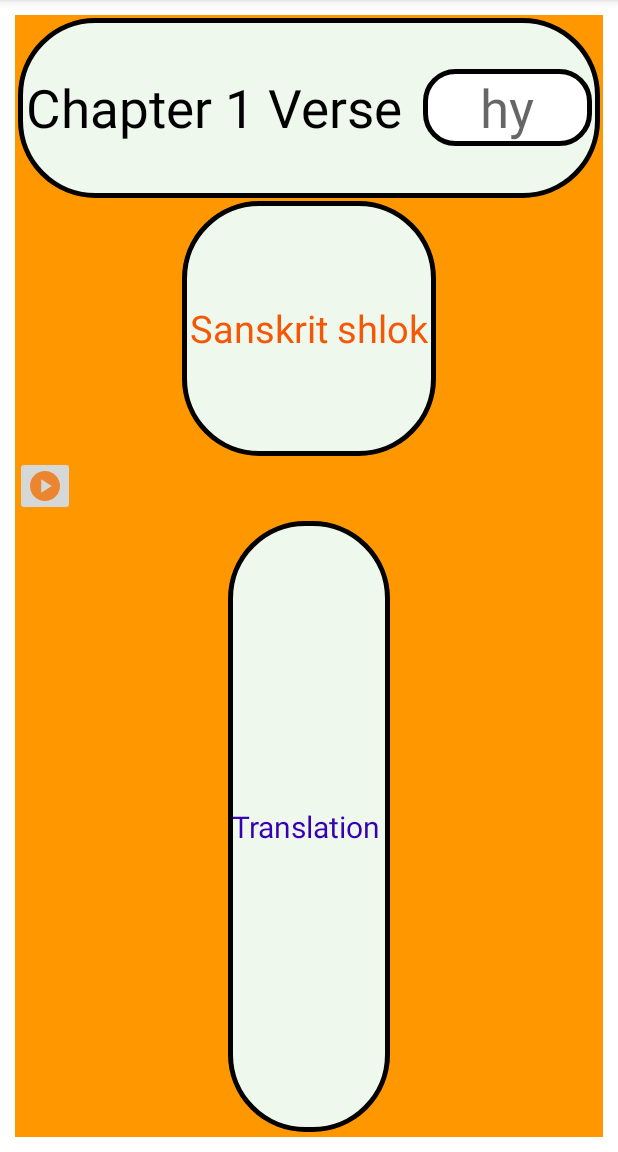
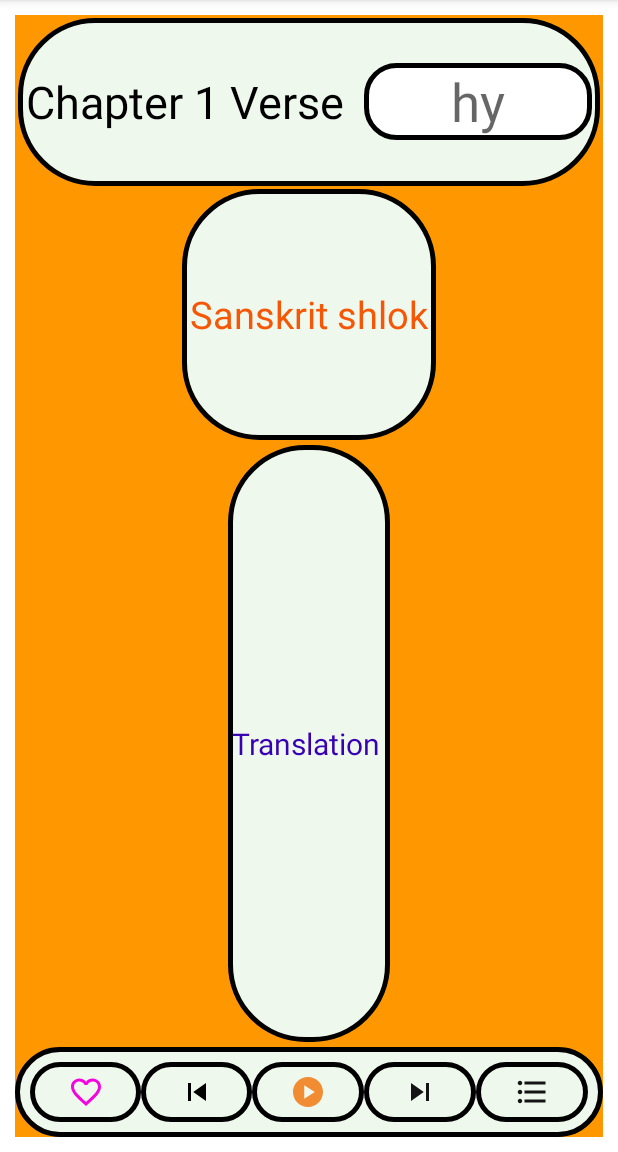
Before and after one commit to Suryash-Jha/BhagwatGita_Android, an Android app: the fragment VerseContent shown on its own in the app's theme, on a phone screen of 412 x 824 dp, the part 84-1236 px from its top. Run offline under Robolectric (Android 15) with nearby library versions, the light colour scheme and no system bars; network calls fail; 1 statement that could not run was skipped.

Commit message:
Back, Prev and next button added and a new bootom navigation is added

```diff
--- a/app/src/main/java/com/example/bhagwatgita/Utils.kt
+++ b/app/src/main/java/com/example/bhagwatgita/Utils.kt
@@ -36,4 +36,5 @@
          e.printStackTrace()
      }
      player.start()
+
 }
--- a/app/src/main/java/com/example/bhagwatgita/VerseAdapter.kt
+++ b/app/src/main/java/com/example/bhagwatgita/VerseAdapter.kt
@@ -1,5 +1,6 @@
 package com.example.bhagwatgita
 
+import android.content.Intent
 import android.view.LayoutInflater
 import android.view.View
 import android.view.ViewGroup
@@ -7,6 +8,7 @@
 import android.widget.ImageButton
 import android.widget.TextView
 import android.widget.Toast
+import androidx.core.content.ContextCompat.startActivity
 import androidx.recyclerview.widget.RecyclerView
 import androidx.viewpager.widget.PagerAdapter
 import androidx.viewpager.widget.ViewPager
@@ -24,6 +26,10 @@
         val verse_translation= itemView.findViewById<TextView>(R.id.verse_translation)
         val editText= itemView.findViewById<EditText>(R.id.editVerse)
         val versePlayer= itemView.findViewById<ImageButton>(R.id.play_verse)
+        val backBtn= itemView.findViewById<ImageButton>(R.id.back)
+        val nextBtn= itemView.findViewById<ImageButton>(R.id.next)
+        val prevBtn= itemView.findViewById<ImageButton>(R.id.prev)
+
 //        var x= "1"
 
 //        val view_pager2= itemView.findViewById<ViewPager2>(R.id.view_pager2)
@@ -46,6 +52,11 @@
             }
             versePlayer.setOnClickListener {
                 startSound( "1/1.mp3", itemView.context)
+
+            }
+            backBtn.setOnClickListener{
+                val i= Intent(itemView.context, ChapterListActivity::class.java)
+                itemView.context.startActivity(i)
             }
 
 
@@ -67,6 +78,12 @@
         holder.verse_translation.text= getHindiTranslation(verses.get(position).translations) ?:"Not found"
         holder.chapXVerse.text= "Chapter ${verses.get(position).chapter_number.toString()} Verse "
         holder.editText.setText((position+1).toString())
+        holder.nextBtn.setOnClickListener {
+            view_pager2.setCurrentItem(position+1 ,true)
+        }
+        holder.prevBtn.setOnClickListener {
+            view_pager2.setCurrentItem(position-1 ,true)
+        }
 
 
     }
--- /dev/null
+++ b/app/src/main/res/drawable/ic_back.xml
@@ -0,0 +1,5 @@
+<vector android:autoMirrored="true" android:height="24dp"
+    android:tint="#151414" android:viewportHeight="24"
+    android:viewportWidth="24" android:width="24dp" xmlns:android="http://schemas.android.com/apk/res/android">
+    <path android:fillColor="@android:color/white" android:pathData="M4,10.5c-0.83,0 -1.5,0.67 -1.5,1.5s0.67,1.5 1.5,1.5 1.5,-0.67 1.5,-1.5 -0.67,-1.5 -1.5,-1.5zM4,4.5c-0.83,0 -1.5,0.67 -1.5,1.5S3.17,7.5 4,7.5 5.5,6.83 5.5,6 4.83,4.5 4,4.5zM4,16.5c-0.83,0 -1.5,0.68 -1.5,1.5s0.68,1.5 1.5,1.5 1.5,-0.68 1.5,-1.5 -0.67,-1.5 -1.5,-1.5zM7,19h14v-2L7,17v2zM7,13h14v-2L7,11v2zM7,5v2h14L21,5L7,5z"/>
+</vector>
--- /dev/null
+++ b/app/src/main/res/drawable/ic_liked.xml
@@ -0,0 +1,5 @@
+<vector android:height="24dp" android:tint="#F503E0"
+    android:viewportHeight="24" android:viewportWidth="24"
+    android:width="24dp" xmlns:android="http://schemas.android.com/apk/res/android">
+    <path android:fillColor="@android:color/white" android:pathData="M12,21.35l-1.45,-1.32C5.4,15.36 2,12.28 2,8.5 2,5.42 4.42,3 7.5,3c1.74,0 3.41,0.81 4.5,2.09C13.09,3.81 14.76,3 16.5,3 19.58,3 22,5.42 22,8.5c0,3.78 -3.4,6.86 -8.55,11.54L12,21.35z"/>
+</vector>
--- /dev/null
+++ b/app/src/main/res/drawable/ic_next.xml
@@ -0,0 +1,5 @@
+<vector android:height="24dp" android:tint="#151414"
+    android:viewportHeight="24" android:viewportWidth="24"
+    android:width="24dp" xmlns:android="http://schemas.android.com/apk/res/android">
+    <path android:fillColor="@android:color/white" android:pathData="M6,18l8.5,-6L6,6v12zM16,6v12h2V6h-2z"/>
+</vector>
--- /dev/null
+++ b/app/src/main/res/drawable/ic_pause.xml
@@ -0,0 +1,5 @@
+<vector android:height="24dp" android:tint="#9E2E2E"
+    android:viewportHeight="24" android:viewportWidth="24"
+    android:width="24dp" xmlns:android="http://schemas.android.com/apk/res/android">
+    <path android:fillColor="@android:color/white" android:pathData="M9,16h2L11,8L9,8v8zM12,2C6.48,2 2,6.48 2,12s4.48,10 10,10 10,-4.48 10,-10S17.52,2 12,2zM12,20c-4.41,0 -8,-3.59 -8,-8s3.59,-8 8,-8 8,3.59 8,8 -3.59,8 -8,8zM13,16h2L15,8h-2v8z"/>
+</vector>
--- /dev/null
+++ b/app/src/main/res/drawable/ic_prev.xml
@@ -0,0 +1,5 @@
+<vector android:height="24dp"
+    android:viewportHeight="24" android:viewportWidth="24"
+    android:width="24dp" xmlns:android="http://schemas.android.com/apk/res/android">
+    <path android:fillColor="#000000" android:pathData="M6,6h2v12L6,18zM9.5,12l8.5,6L18,6z"/>
+</vector>
--- /dev/null
+++ b/app/src/main/res/drawable/ic_unliked.xml
@@ -0,0 +1,5 @@
+<vector android:height="24dp" android:tint="#F503E0"
+    android:viewportHeight="24" android:viewportWidth="24"
+    android:width="24dp" xmlns:android="http://schemas.android.com/apk/res/android">
+    <path android:fillColor="@android:color/white" android:pathData="M16.5,3c-1.74,0 -3.41,0.81 -4.5,2.09C10.91,3.81 9.24,3 7.5,3 4.42,3 2,5.42 2,8.5c0,3.78 3.4,6.86 8.55,11.54L12,21.35l1.45,-1.32C18.6,15.36 22,12.28 22,8.5 22,5.42 19.58,3 16.5,3zM12.1,18.55l-0.1,0.1 -0.1,-0.1C7.14,14.24 4,11.39 4,8.5 4,6.5 5.5,5 7.5,5c1.54,0 3.04,0.99 3.57,2.36h1.87C13.46,5.99 14.96,5 16.5,5c2,0 3.5,1.5 3.5,3.5 0,2.89 -3.14,5.74 -7.9,10.05z"/>
+</vector>
--- a/app/src/main/res/layout/fragment_verse_content.xml
+++ b/app/src/main/res/layout/fragment_verse_content.xml
@@ -30,7 +30,7 @@
             android:text="Chapter 1 Verse "
             android:padding="5sp"
             android:textColor="@color/black"
-            android:textSize="35sp"
+            android:textSize="30sp"
 
             />
         <EditText
@@ -60,12 +60,7 @@
             android:background="@drawable/verse_border_background_light"
             android:layout_weight="1"
             android:textSize="25sp" />
-        <ImageButton
-            android:layout_width="40sp"
-            android:layout_height="40sp"
-            android:id="@+id/play_verse"
-            android:src="@drawable/ic_play_music"
-        />
+
         <TextView
             android:layout_width="wrap_content"
             android:layout_height="wrap_content"
@@ -79,6 +74,57 @@
             android:background="@drawable/verse_border_background_light"
             android:layout_weight="3"
             android:textSize="20sp" />
+        <LinearLayout
+            android:layout_height="wrap_content"
+            android:layout_width="match_parent"
+            android:background="@drawable/verse_border_background_light"
+            android:gravity="center"
+            android:padding="10sp"
+
+            >
+            <ImageButton
+                android:layout_width="40sp"
+                android:layout_height="40sp"
+                android:id="@+id/liked"
+                android:layout_weight="1"
+                android:background="@drawable/verse_border_background_light"
+                android:src="@drawable/ic_unliked"
+                />
+
+            <ImageButton
+                android:layout_width="40sp"
+                android:layout_height="40sp"
+                android:id="@+id/prev"
+                android:layout_weight="1"
+                android:background="@drawable/verse_border_background_light"
+                android:src="@drawable/ic_prev"
+                />
+            <ImageButton
+                android:layout_width="40sp"
+                android:layout_height="40sp"
+                android:id="@+id/play_verse"
+                android:layout_weight="1"
+                android:background="@drawable/verse_border_background_light"
+                android:src="@drawable/ic_play_music"
+                />
+            <ImageButton
+                android:layout_width="40sp"
+                android:layout_height="40sp"
+                android:id="@+id/next"
+                android:layout_weight="1"
+                android:background="@drawable/verse_border_background_light"
+                android:src="@drawable/ic_next"
+                />
+            <ImageButton
+                android:layout_width="40sp"
+                android:layout_height="40sp"
+                android:id="@+id/back"
+                android:layout_weight="1"
+                android:background="@drawable/verse_border_background_light"
+                android:src="@drawable/ic_back"
+                />
+
+        </LinearLayout>
     </LinearLayout>
 
 </FrameLayout>
```
Also changed, not shown: app/src/main/java/com/example/bhagwatgita/MainActivity.kt (+0 -31 lines).
